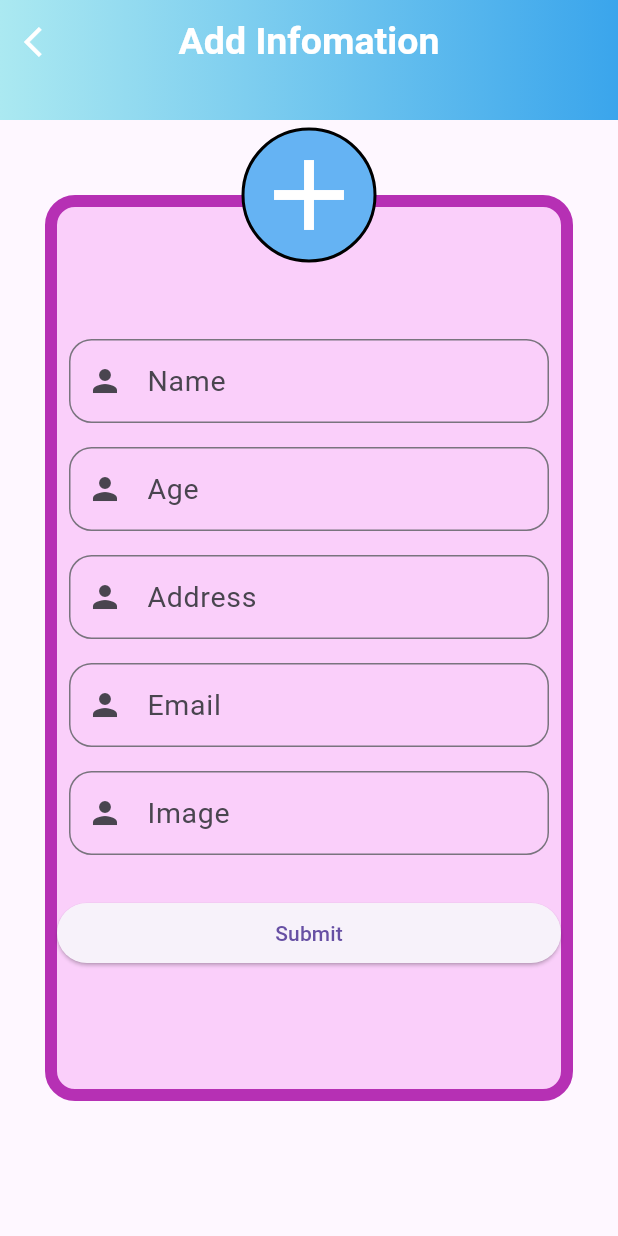
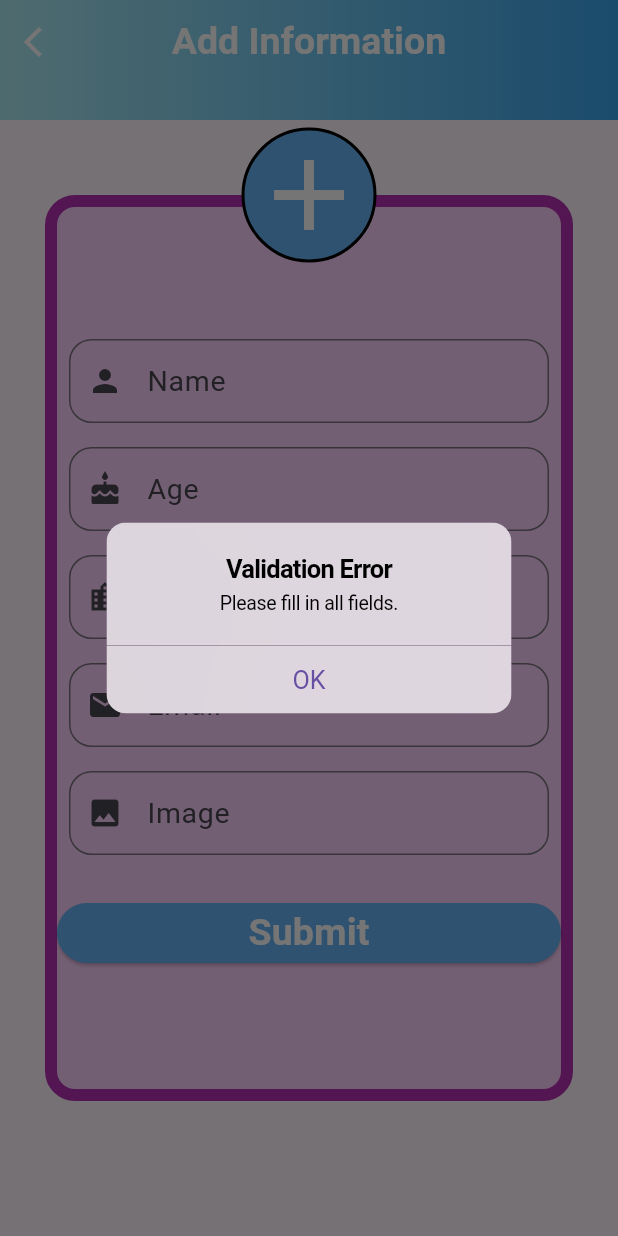
Before and after one commit to duchieutran/manager, a Flutter app: the AddInfo screen opened by its route, after a tap on "Submit", on a phone screen of 412 x 824 dp. Run offline on Flutter 3.47's test engine with Material 3 defaults, Android fonts, the phone set to English and light mode, and no system bars; our stand-ins replace carousel_slider; accounts and stored records are empty.

Commit message:
checkinput add info + check edit info (V1)

```diff
--- a/lib/screens/add_info/add_info.dart
+++ b/lib/screens/add_info/add_info.dart
@@ -1,8 +1,10 @@
 import 'package:appdemo/global/app_router.dart';
 import 'package:appdemo/models/model_user.dart';
 import 'package:appdemo/screens/add_info/widgets/add_info_textfield.dart';
+import 'package:appdemo/screens/home/home_tabhome/widgets/check_img.dart';
 import 'package:appdemo/services/api_service/home_sevice.dart';
 import 'package:appdemo/widgets/main_app_bar.dart';
+import 'package:flutter/cupertino.dart';
 import 'package:flutter/material.dart';
 
 class AddInfo extends StatefulWidget {
@@ -28,7 +30,7 @@ class _AddInfoState extends State<AddInfo> {
   Widget build(BuildContext context) {
     return Scaffold(
       appBar: MainAppBar(
-        title: "Add Infomation",
+        title: "Add Information",
         fontSize: 25,
         leading: IconButton(
           icon: const Icon(Icons.arrow_back_ios),
@@ -47,7 +49,8 @@ class _AddInfoState extends State<AddInfo> {
         ),
       ),
       body: SingleChildScrollView(
-        child: Stack(children: [
+        child: Stack(
+          children: [
             Container(
               margin: const EdgeInsets.symmetric(horizontal: 30, vertical: 50),
               padding: const EdgeInsets.symmetric(vertical: 80),
@@ -55,44 +58,63 @@ class _AddInfoState extends State<AddInfo> {
                 color: const Color.fromARGB(255, 250, 207, 250),
                 borderRadius: const BorderRadius.all(Radius.circular(20)),
                 border: Border.all(
-                    color: const Color.fromARGB(255, 182, 48, 180), width: 8)),
+                  color: const Color.fromARGB(255, 182, 48, 180),
+                  width: 8,
+                ),
+              ),
               child: Column(
                 crossAxisAlignment: CrossAxisAlignment.stretch,
                 children: [
                   EditTextfield(
                     controller: nameController,
                     title: 'Name',
-                    hindText: 'Type your name',
+                    hintText: 'Type your name',
                     icon: const Icon(Icons.person),
-                    textInputType: TextInputType.name),
+                    textInputType: TextInputType.name,
+                  ),
                   EditTextfield(
                     controller: ageController,
                     title: 'Age',
-                    hindText: 'Type your age',
-                    icon: const Icon(Icons.person),
-                    textInputType: TextInputType.number),
+                    hintText: 'Type your age',
+                    icon: const Icon(Icons.cake),
+                    textInputType: TextInputType.number,
+                  ),
                   EditTextfield(
                     controller: addressController,
                     title: 'Address',
-                    hindText: 'Type your address',
-                    icon: const Icon(Icons.person),
-                    textInputType: TextInputType.name),
+                    hintText: 'Type your address',
+                    icon: const Icon(Icons.location_city),
+                    textInputType: TextInputType.text,
+                  ),
                   EditTextfield(
                     controller: emailController,
                     title: 'Email',
-                    hindText: 'Type your email',
-                    icon: const Icon(Icons.person),
-                    textInputType: TextInputType.name),
+                    hintText: 'Type your email',
+                    icon: const Icon(Icons.email),
+                    textInputType: TextInputType.emailAddress,
+                  ),
                   EditTextfield(
                     controller: imageController,
                     title: 'Image',
-                    hindText: 'Type your image',
-                    icon: const Icon(Icons.person),
-                    textInputType: TextInputType.name),
+                    hintText: 'Type your image',
+                    icon: const Icon(Icons.image),
+                    textInputType: TextInputType.text,
+                  ),
                   const SizedBox(height: 20),
                   ElevatedButton(
-                  onPressed: _addUser,
-                  child: const Text('Submit'),
+                    style: ElevatedButton.styleFrom(
+                        backgroundColor:
+                            const Color.fromARGB(255, 101, 179, 243)),
+                    onPressed: () {
+                      _checkValidate();
+                    },
+                    child: const Text(
+                      'Submit',
+                      style: TextStyle(
+                          fontSize: 25,
+                          fontWeight: FontWeight.bold,
+                          color: Colors.white),
+                    ),
                   ),
                 ],
               ),
@@ -105,20 +127,79 @@ class _AddInfoState extends State<AddInfo> {
                 decoration: BoxDecoration(
                   color: const Color.fromARGB(255, 101, 179, 243),
                   border: Border.all(width: 2),
-                    borderRadius: const BorderRadius.all(Radius.circular(45))),
+                  borderRadius: const BorderRadius.all(Radius.circular(45)),
+                ),
                 child: const Icon(
                   Icons.add,
                   size: 80,
                   color: Colors.white,
-                )),
                 ),
-        ]),
+              ),
+            ),
+          ],
+        ),
       ),
     );
   }
 
-  void _submit() {
+  Future<void> _checkValidate() async {
+    if (nameController.text.isEmpty ||
+        emailController.text.isEmpty ||
+        addressController.text.isEmpty ||
+        imageController.text.isEmpty) {
+      if (mounted) {
+        _showDialog(
+            title: "Validation Error", content: "Please fill in all fields.");
+      }
+    } else {
+      if (!await CheckImg().loadImg(imageController.text)) {
+        if (mounted) {
+          _showDialog(title: "Error", content: "Invalid image URL.");
+        }
+      } else {
+        await _addUser();
+        if (mounted) {
+          _showDialog(
+              title: "Success",
+              content: "Add profile complete.",
+              actions: [
+                CupertinoDialogAction(
+                  child: const Text("OK"),
+                  onPressed: () {
+                    Navigator.of(context)
+                        .pushNamed(AppRouter.home, arguments: false);
+                  },
+                ),
+                CupertinoDialogAction(
+                  child: const Text("Stay here"),
+                  onPressed: () {
+                    Navigator.of(context).pop();
+                  },
+                )
+              ]);
+        }
+      }
+    }
+  }
 
+  void _showDialog(
+      {required String title, required String content, List<Widget>? actions}) {
+    showDialog(
+      context: context,
+      builder: (BuildContext context) => CupertinoAlertDialog(
+        title: Text(title),
+        content: Text(content),
+        actions: actions ??
+            [
+              CupertinoDialogAction(
+                child: const Text("OK"),
+                onPressed: () {
+                  Navigator.of(context).pop();
+                },
+              )
+            ],
+      ),
+    );
   }
 
   Future<void> _addUser() async {
--- a/lib/screens/add_info/widgets/add_info_textfield.dart
+++ b/lib/screens/add_info/widgets/add_info_textfield.dart
@@ -1,17 +1,18 @@
 import 'package:flutter/material.dart';
 
 class EditTextfield extends StatelessWidget {
-  const EditTextfield(
-      {super.key,
-      required this.controller,
-      required this.title,
-      required this.hindText,
-      required this.icon,
-      required this.textInputType});
+  const EditTextfield({
+    super.key,
+    required this.controller,
+    required this.title,
+    required this.hintText,
+    required this.icon,
+    required this.textInputType,
+  });
 
   final TextEditingController controller;
   final String title;
-  final String hindText;
+  final String hintText;
   final Widget? icon;
   final TextInputType textInputType;
 
@@ -30,9 +31,8 @@ class EditTextfield extends StatelessWidget {
               fontWeight: FontWeight.w400,
             ),
           ),
-          hintText: hindText,
+          hintText: hintText,
           prefixIcon: icon,
-          // suffixIcon: Icon(Icons.check),
           border: const OutlineInputBorder(
               borderRadius: BorderRadius.all(Radius.circular(15))),
         ),
```
Also changed, not shown: lib/screens/edit_info/edit_info.dart (+91 -13 lines), lib/screens/home/home_tabhome/widgets/check_img.dart (added, +16 -0 lines), lib/screens/show_info/show_info.dart (+11 -11 lines), lib/screens/add_info/widgets/add_info_dialog.dart (deleted). Lines whose indentation alone changed are shown as unchanged.
